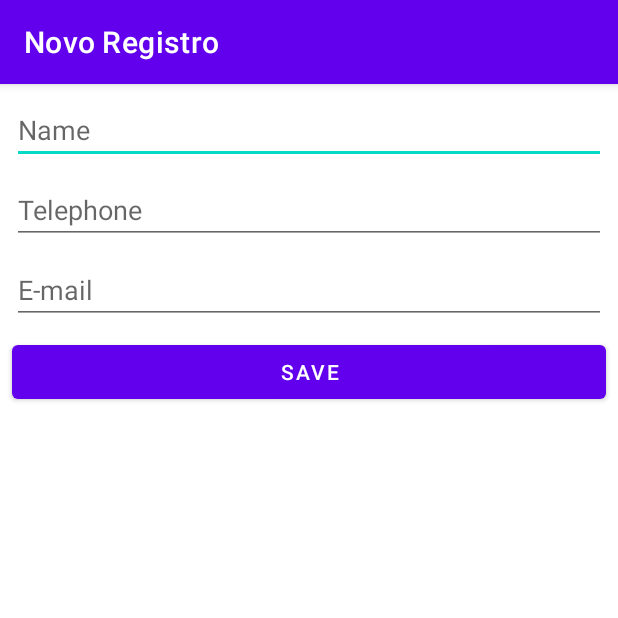
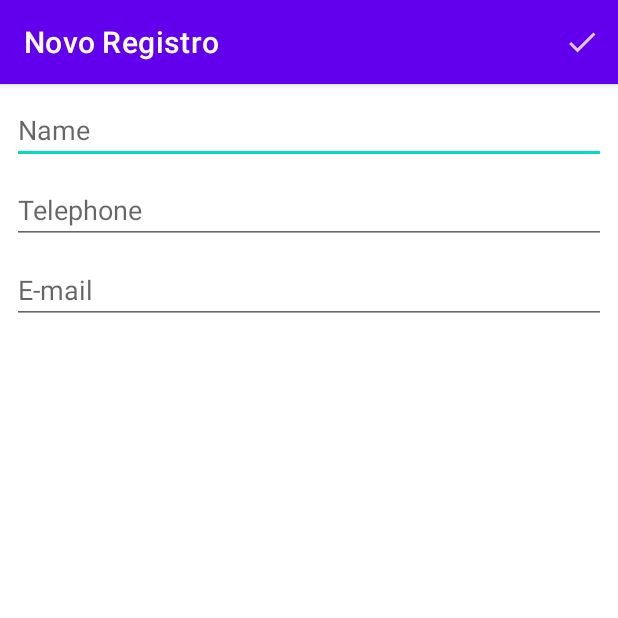
Before and after one commit to derlys-roman/Agenda_Curso_Alura, an Android app: the StudentRegisterActivity screen opened directly, with no data from a screen before it, on a phone screen of 412 x 824 dp, the top half of it. Run offline under Robolectric (Android 15) with nearby library versions, the phone set to English and light mode, and no system bars.

Commit message:
Add icon 'Done', add options menu and delete save button

```diff
--- a/app/src/main/java/br/com/alura/agendadecadastrodealunodocursodaalura/ui/activity/StudentListActivity.kt
+++ b/app/src/main/java/br/com/alura/agendadecadastrodealunodocursodaalura/ui/activity/StudentListActivity.kt
@@ -44,7 +44,7 @@ class StudentListActivity(private val dao: PeopleDAO = PeopleDAO()) : AppCompatA
         v: View?,
         menuInfo: ContextMenu.ContextMenuInfo?) {
         super.onCreateContextMenu(menu, v, menuInfo)
-        menuInflater.inflate(R.menu.activity_student_menu, menu)
+        menuInflater.inflate(R.menu.activity_student_menu_remover, menu)
     }
 
     override fun onContextItemSelected(item: MenuItem): Boolean {
--- a/app/src/main/java/br/com/alura/agendadecadastrodealunodocursodaalura/ui/activity/StudentRegisterActivity.kt
+++ b/app/src/main/java/br/com/alura/agendadecadastrodealunodocursodaalura/ui/activity/StudentRegisterActivity.kt
@@ -2,7 +2,8 @@ package br.com.alura.agendadecadastrodealunodocursodaalura.ui.activity
 
 import android.content.Intent
 import android.os.Bundle
-import android.widget.Button
+import android.view.Menu
+import android.view.MenuItem
 import android.widget.EditText
 import androidx.appcompat.app.AppCompatActivity
 import br.com.alura.agendadecadastrodealunodocursodaalura.R
@@ -15,40 +16,45 @@ class StudentRegisterActivity(private val dao: PeopleDAO = PeopleDAO()) : AppCom
     private lateinit var campoNome: EditText
     private lateinit var campoTelefone: EditText
     private lateinit var campoEmail: EditText
-    private lateinit var adicionarPessoa: Button
-    private lateinit var elementoEditado: People
-
+    private var elementoEditado: People = People()
 
     override fun onCreate(savedInstanceState: Bundle?) {
         super.onCreate(savedInstanceState)
-
-
-        title = getString(R.string.title_new_register)
         binding = ActivityStudentRegisterBinding.inflate(layoutInflater)
         setContentView(binding.root)
         startActivityComponents()
-
-        val peopleReceivedSerialized = intent
-
-        confere(peopleReceivedSerialized)
+        confere()
     }
 
-    private fun confere(peopleReceivedSerialized: Intent) {
+    override fun onCreateOptionsMenu(menu: Menu?): Boolean {
+        menuInflater.inflate(R.menu.activity_register_menu_salvar, menu)
+        return super.onCreateOptionsMenu(menu)
+    }
+
+    override fun onOptionsItemSelected(item: MenuItem): Boolean {
+        saveRegister()
+        return super.onOptionsItemSelected(item)
+    }
+
+    private fun confere() {
+        val peopleReceivedSerialized: Intent = intent
         if (peopleReceivedSerialized.hasExtra(PEOPLE_KEY)) {
             title = getString(R.string.title_edit)
-            adicionarPessoa.text = getString(R.string.update_button)
             elementoEditado = peopleReceivedSerialized.extras?.getParcelable(PEOPLE_KEY)!!
             fillFields()
-            adicionarPessoa.setOnClickListener {
-                updatePeople()
-                dao.update(elementoEditado)
-                finish()
-            }
-        } else {
-            adicionarPessoa.setOnClickListener {
-                savePeople()
-            }
+            return
         }
+        title = getString(R.string.title_new_register)
+    }
+
+    private fun saveRegister(){
+        if (elementoEditado.idValid()){
+            updatePeople()
+            dao.update(elementoEditado)
+        }else{
+            savePeople()
+        }
+        finish()
     }
 
     fun updatePeople(){
@@ -58,23 +64,18 @@ class StudentRegisterActivity(private val dao: PeopleDAO = PeopleDAO()) : AppCom
     }
 
     private fun savePeople() {
-
         val one = People(
             name = campoNome.text.toString(),
             telephone = campoTelefone.text.toString(),
             email = campoEmail.text.toString()
         )
-
         dao.create(one)
-        finish()
-
     }
 
     private fun startActivityComponents() {
         campoNome = binding.activityRegisterStudentName
         campoTelefone = binding.activityRegisterStudentTelephone
         campoEmail = binding.activityRegisterStudentEmail
-        adicionarPessoa = binding.activityRegisterStudentSaveButton
     }
 
     private fun fillFields(){
@@ -82,5 +83,4 @@ class StudentRegisterActivity(private val dao: PeopleDAO = PeopleDAO()) : AppCom
         campoEmail.setText(elementoEditado.email)
         campoTelefone.setText(elementoEditado.telephone)
     }
-
 }
--- a/app/src/main/res/drawable/ic_baseline_plus_one_24.xml
+++ b/app/src/main/res/drawable-anydpi/ic_done.xml
@@ -3,8 +3,9 @@
     android:height="24dp"
     android:viewportWidth="24"
     android:viewportHeight="24"
-    android:tint="?attr/colorControlNormal">
+    android:tint="#FFFFFF"
+    android:alpha="0.8">
   <path
       android:fillColor="@android:color/white"
-      android:pathData="M10,8L8,8v4L4,12v2h4v4h2v-4h4v-2h-4zM14.5,6.08L14.5,7.9l2.5,-0.5L17,18h2L19,5z"/>
+      android:pathData="M9,16.2L4.8,12l-1.4,1.4L9,19 21,7l-1.4,-1.4L9,16.2z"/>
 </vector>
--- a/app/src/main/res/layout/activity_student_register.xml
+++ b/app/src/main/res/layout/activity_student_register.xml
@@ -1,11 +1,14 @@
 <?xml version="1.0" encoding="utf-8"?>
-<androidx.constraintlayout.widget.ConstraintLayout xmlns:android="http://schemas.android.com/apk/res/android"
+<ScrollView
+    xmlns:android="http://schemas.android.com/apk/res/android"
     xmlns:tools="http://schemas.android.com/tools"
     android:layout_width="match_parent"
-    android:layout_height="match_parent"
+    android:layout_height="wrap_content">
+    <androidx.constraintlayout.widget.ConstraintLayout
+        android:layout_width="match_parent"
+        android:layout_height="wrap_content"
         xmlns:app="http://schemas.android.com/apk/res-auto"
         tools:context=".ui.activity.StudentRegisterActivity">
-
         <EditText
             android:id="@+id/activity_register_student_name"
             android:layout_width="match_parent"
@@ -33,13 +36,5 @@
             android:inputType="textEmailAddress"
             app:layout_constraintTop_toBottomOf="@id/activity_register_student_telephone"
             tools:ignore="Autofill" />
-    <Button
-        android:id="@+id/activity_register_student_save_button"
-        android:layout_width="match_parent"
-        android:layout_height="wrap_content"
-        android:layout_margin="8dp"
-        android:text="@string/hint_save"
-        app:layout_constraintTop_toBottomOf="@id/activity_register_student_email"/>
-
-
     </androidx.constraintlayout.widget.ConstraintLayout>
+</ScrollView>
--- /dev/null
+++ b/app/src/main/res/menu/activity_register_menu_salvar.xml
@@ -0,0 +1,11 @@
+<?xml version="1.0" encoding="utf-8"?>
+<menu xmlns:android="http://schemas.android.com/apk/res/android"
+    xmlns:app="http://schemas.android.com/apk/res-auto">
+
+    <item
+        android:id="@+id/activity_register_menu_salvar"
+        app:showAsAction="ifRoom"
+        android:title="@string/salvar_aluno"
+        android:icon="@drawable/ic_done"
+        />
+</menu>
--- a/app/src/main/res/values-night/strings.xml
+++ b/app/src/main/res/values-night/strings.xml
@@ -11,4 +11,5 @@
     <string name="title_registers">Registers</string>
     <string name="menu_remove">Remove</string>
     <string name="menu_edit">Edit</string>
+    <string name="salvar_aluno">salvar aluno</string>
 </resources>
--- a/app/src/main/res/values/strings.xml
+++ b/app/src/main/res/values/strings.xml
@@ -11,4 +11,5 @@
     <string name="title_registers">Registers</string>
     <string name="menu_remove">Remove</string>
     <string name="menu_edit">Edit</string>
+    <string name="salvar_aluno">salvar aluno</string>
 </resources>
```
Also changed, not shown: app/src/main/java/br/com/alura/agendadecadastrodealunodocursodaalura/model/People.kt (+6 -1 lines), app/src/main/res/drawable-anydpi/ic_delete.xml (added, +11 -0 lines), app/src/main/res/drawable-hdpi/ic_delete.png (added), app/src/main/res/drawable-hdpi/ic_done.png (added), app/src/main/res/drawable-mdpi/ic_delete.png (added), app/src/main/res/drawable-mdpi/ic_done.png (added), app/src/main/res/drawable-xhdpi/ic_delete.png (added), app/src/main/res/drawable-xhdpi/ic_done.png (added), app/src/main/res/drawable-xxhdpi/ic_delete.png (added), app/src/main/res/drawable-xxhdpi/ic_done.png (added), app/src/main/res/menu/activity_student_menu_remover.xml (renamed from app/src/main/res/menu/activity_student_menu.xml). Lines whose indentation alone changed are shown as unchanged.
